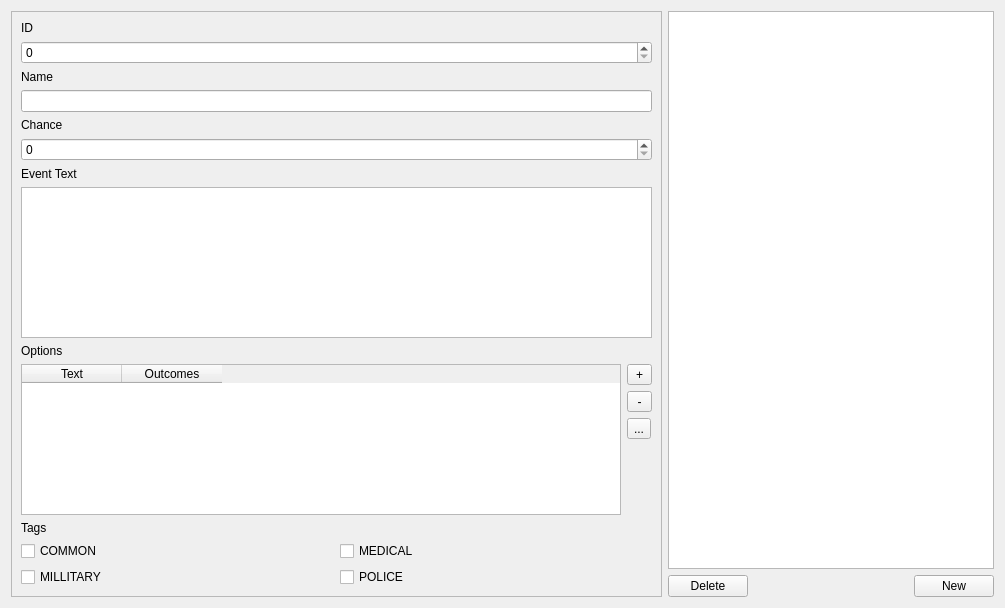
Qt form ui/tabevents.ui (Boxfort/ZombieDataApp) before a commit.
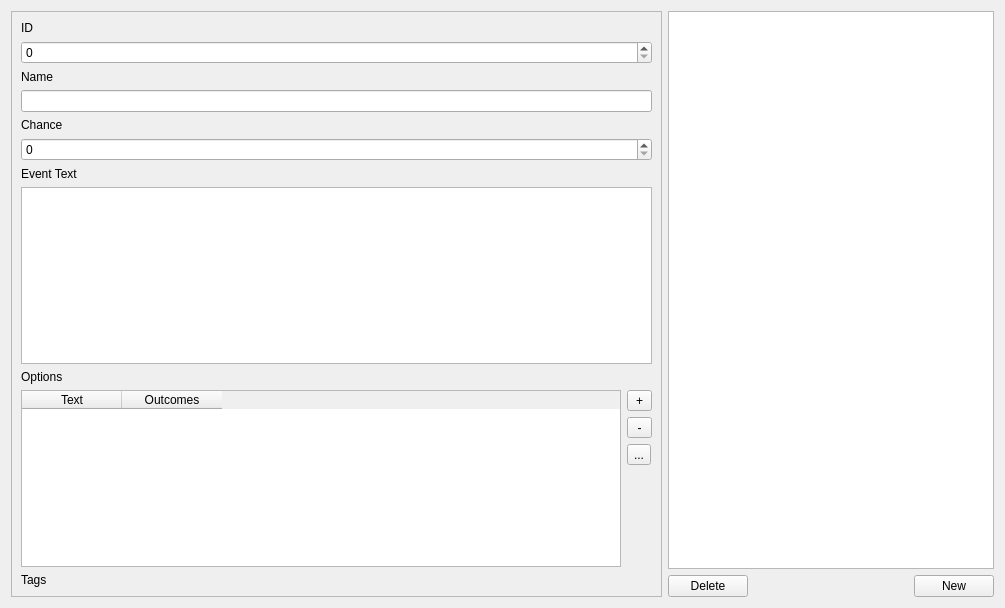
The same form after that commit.

Patch:
```diff
--- a/ui/tabevents.ui
+++ b/ui/tabevents.ui
@@ -172,39 +172,7 @@
         </widget>
        </item>
        <item>
-        <layout class="QGridLayout" name="gridLayout_3">
-         <property name="topMargin">
-          <number>0</number>
-         </property>
-         <item row="0" column="0">
-          <widget class="QCheckBox" name="check_tag_common">
-           <property name="text">
-            <string>COMMON</string>
-           </property>
-          </widget>
-         </item>
-         <item row="0" column="1">
-          <widget class="QCheckBox" name="check_tag_medical">
-           <property name="text">
-            <string>MEDICAL</string>
-           </property>
-          </widget>
-         </item>
-         <item row="1" column="0">
-          <widget class="QCheckBox" name="check_tag_millitary">
-           <property name="text">
-            <string>MILLITARY</string>
-           </property>
-          </widget>
-         </item>
-         <item row="1" column="1">
-          <widget class="QCheckBox" name="check_tag_police">
-           <property name="text">
-            <string>POLICE</string>
-           </property>
-          </widget>
-         </item>
-        </layout>
+        <layout class="QVBoxLayout" name="container_tags"/>
        </item>
       </layout>
      </widget>
```
